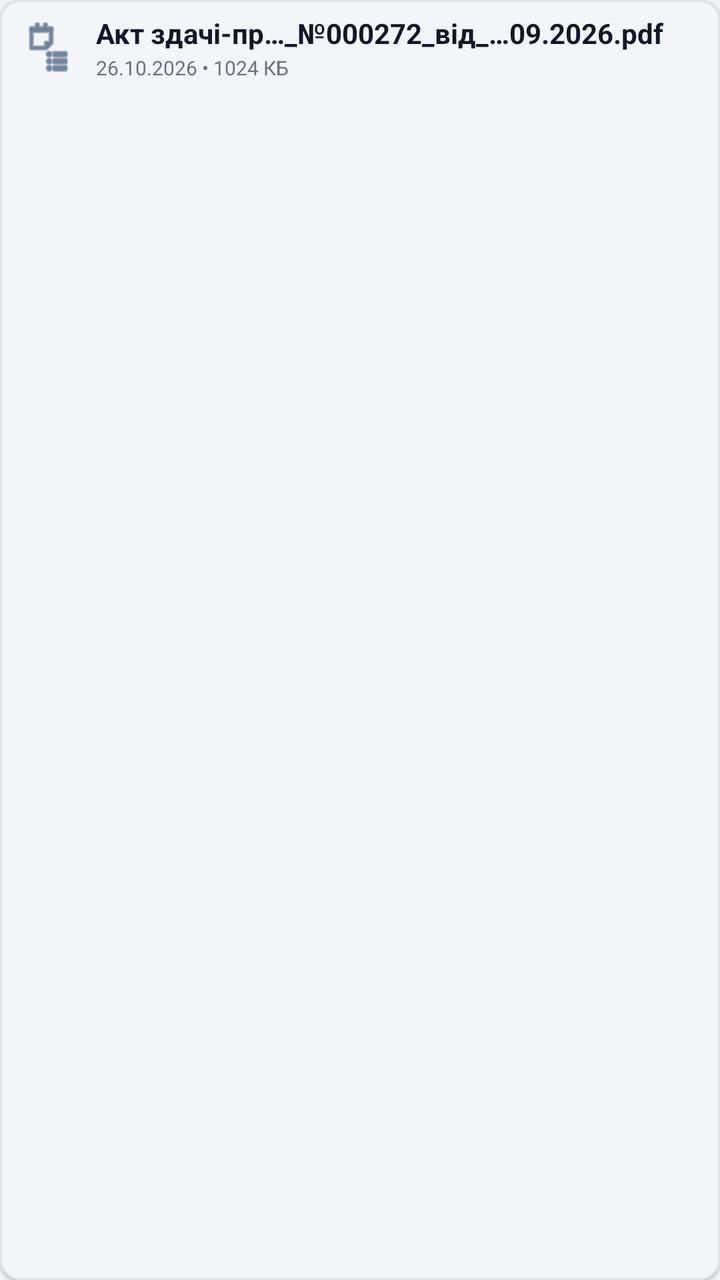
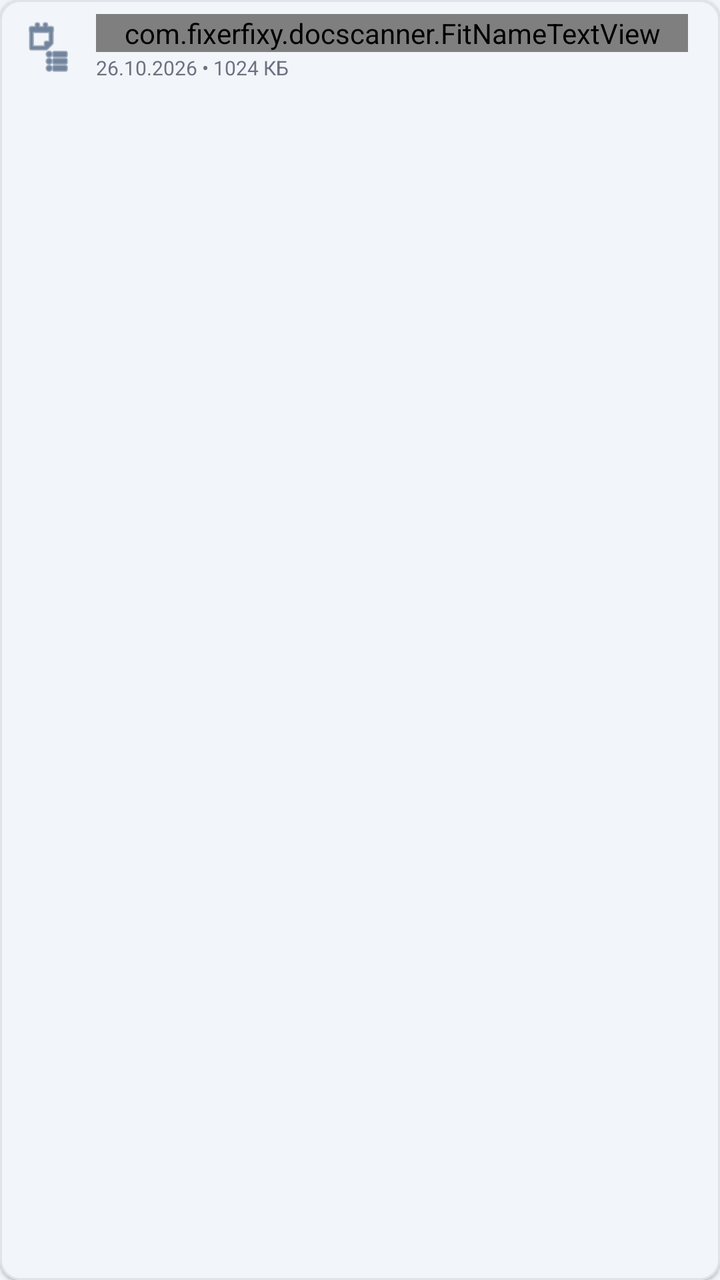

Screens rendered from an Android XML layout before and after an edit, with the pre-edit source and the edit as a unified diff.
<!-- AndroidManifest.xml: application theme Theme.DocScannerUA -->
<!-- res/layout/item_document.xml -->
<?xml version="1.0" encoding="utf-8"?>
<com.google.android.material.card.MaterialCardView xmlns:android="http://schemas.android.com/apk/res/android"
    xmlns:app="http://schemas.android.com/apk/res-auto"
    android:id="@+id/cardDocument"
    android:layout_width="match_parent"
    android:layout_height="wrap_content"
    android:layout_marginHorizontal="0dp"
    android:layout_marginVertical="3dp"
    android:checkable="true"
    android:clickable="true"
    android:focusable="true"
    app:cardCornerRadius="10dp"
    app:cardElevation="1dp"
    app:checkedIcon="@null"
    app:strokeWidth="1dp"
    app:strokeColor="#E0E4EA">

    <LinearLayout
        android:layout_width="match_parent"
        android:layout_height="wrap_content"
        android:gravity="center_vertical"
        android:orientation="horizontal"
        android:paddingHorizontal="10dp"
        android:paddingVertical="7dp">

        <ImageView
            android:id="@+id/ivDocIcon"
            android:layout_width="28dp"
            android:layout_height="28dp"
            android:src="@android:drawable/ic_menu_agenda"
            app:tint="#1E3A5F" />

        <LinearLayout
            android:layout_width="0dp"
            android:layout_height="wrap_content"
            android:layout_marginStart="10dp"
            android:layout_marginEnd="6dp"
            android:layout_weight="1"
            android:orientation="vertical">

            <TextView
                android:id="@+id/tvFileName"
                android:layout_width="match_parent"
                android:layout_height="wrap_content"
                android:ellipsize="middle"
                android:maxLines="1"
                android:text="Акт здачі-пр…_№000272_від_…09.2026.pdf"
                android:textColor="#111827"
                android:textSize="14sp"
                android:textStyle="bold"
                android:autoSizeTextType="uniform"
                android:autoSizeMinTextSize="10sp"
                android:autoSizeMaxTextSize="14sp"
                android:autoSizeStepGranularity="0.5sp" />

            <TextView
                android:id="@+id/tvFileMeta"
                android:layout_width="match_parent"
                android:layout_height="wrap_content"
                android:layout_marginTop="1dp"
                android:text="26.10.2026 • 1024 КБ"
                android:textColor="#6B7280"
                android:textSize="10sp" />
        </LinearLayout>

        <CheckBox
            android:id="@+id/cbSelect"
            android:layout_width="wrap_content"
            android:layout_height="wrap_content"
            android:clickable="false"
            android:focusable="false"
            android:minWidth="0dp"
            android:minHeight="0dp"
            android:padding="0dp"
            android:visibility="gone" />
    </LinearLayout>
</com.google.android.material.card.MaterialCardView>
<!-- resources referenced by this layout -->
<resources>
  <style name="Theme.DocScannerUA" parent="Theme.Material3.Light.NoActionBar">
          <item name="colorPrimary">#0D47A1</item>
          <item name="colorSurface">#FFFFFF</item>
          <item name="colorOnSurface">#0F172A</item>
          <item name="android:windowBackground">#F1F5F9</item>
      </style>
</resources>

<!-- the commit's change to res/layout/item_document.xml (unified diff, before → after) -->
@@ -38,20 +38,16 @@
             android:layout_weight="1"
             android:orientation="vertical">
 
-            <TextView
+            <com.fixerfixy.docscanner.FitNameTextView
                 android:id="@+id/tvFileName"
                 android:layout_width="match_parent"
                 android:layout_height="wrap_content"
-                android:ellipsize="middle"
+                android:ellipsize="end"
                 android:maxLines="1"
-                android:text="Акт здачі-пр…_№000272_від_…09.2026.pdf"
+                android:text="Акт здач…_№000272_від_30.09.2026.pdf"
                 android:textColor="#111827"
                 android:textSize="14sp"
-                android:textStyle="bold"
-                android:autoSizeTextType="uniform"
-                android:autoSizeMinTextSize="10sp"
-                android:autoSizeMaxTextSize="14sp"
-                android:autoSizeStepGranularity="0.5sp" />
+                android:textStyle="bold" />
 
             <TextView
                 android:id="@+id/tvFileMeta"
